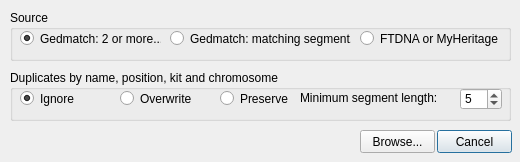
Above: import.ui from znalazca/ChromoMatcher before the change. Below: the same form after it.
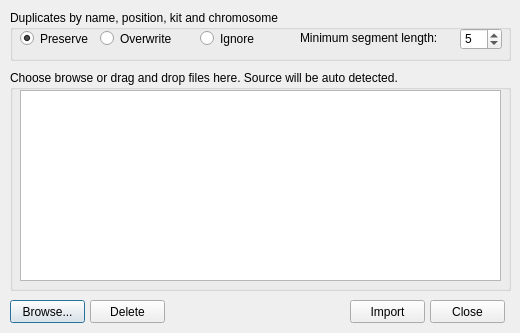
That is the form after the change.

Commit message: Import autodetection

What changed in the file:
```diff
--- a/import.ui
+++ b/import.ui
@@ -29,7 +29,7 @@
     <x>0</x>
     <y>0</y>
     <width>520</width>
-    <height>162</height>
+    <height>333</height>
    </rect>
   </property>
   <property name="windowTitle">
@@ -39,63 +39,46 @@
    <property name="geometry">
     <rect>
      <x>10</x>
-     <y>10</y>
-     <width>501</width>
-     <height>51</height>
-    </rect>
-   </property>
-   <property name="title">
-    <string>Source</string>
-   </property>
-   <widget class="QRadioButton" name="rb2ormore">
-    <property name="geometry">
-     <rect>
-      <x>10</x>
-      <y>20</y>
-      <width>141</width>
-      <height>17</height>
-     </rect>
-    </property>
-    <property name="text">
-     <string>Gedmatch: 2 or more...</string>
-    </property>
-    <property name="checked">
-     <bool>true</bool>
-    </property>
-   </widget>
-   <widget class="QRadioButton" name="rbMatchingsegment">
-    <property name="geometry">
-     <rect>
-      <x>160</x>
-      <y>20</y>
-      <width>181</width>
-      <height>17</height>
-     </rect>
-    </property>
-    <property name="text">
-     <string>Gedmatch: matching segment...</string>
-    </property>
-   </widget>
-   <widget class="QRadioButton" name="rbCSV">
-    <property name="geometry">
-     <rect>
-      <x>350</x>
-      <y>20</y>
-      <width>141</width>
-      <height>17</height>
-     </rect>
-    </property>
-    <property name="text">
-     <string>FTDNA or MyHeritage</string>
-    </property>
-   </widget>
-  </widget>
-  <widget class="QGroupBox" name="gbDuplicates">
-   <property name="geometry">
-    <rect>
-     <x>10</x>
      <y>70</y>
      <width>501</width>
+     <height>221</height>
+    </rect>
+   </property>
+   <property name="title">
+    <string>Choose browse or drag and drop files here. Source will be auto detected.</string>
+   </property>
+   <widget class="QListWidget" name="listImport">
+    <property name="geometry">
+     <rect>
+      <x>10</x>
+      <y>20</y>
+      <width>481</width>
+      <height>191</height>
+     </rect>
+    </property>
+    <property name="acceptDrops">
+     <bool>false</bool>
+    </property>
+    <property name="showDropIndicator" stdset="0">
+     <bool>false</bool>
+    </property>
+    <property name="dragEnabled">
+     <bool>false</bool>
+    </property>
+    <property name="dragDropOverwriteMode">
+     <bool>false</bool>
+    </property>
+    <property name="dragDropMode">
+     <enum>QAbstractItemView::NoDragDrop</enum>
+    </property>
+   </widget>
+  </widget>
+  <widget class="QGroupBox" name="gbDuplicates">
+   <property name="geometry">
+    <rect>
+     <x>10</x>
+     <y>10</y>
+     <width>501</width>
      <height>51</height>
     </rect>
    </property>
@@ -105,9 +88,9 @@
    <widget class="QRadioButton" name="rbIgnore">
     <property name="geometry">
      <rect>
-      <x>10</x>
+      <x>190</x>
       <y>20</y>
-      <width>101</width>
+      <width>91</width>
       <height>17</height>
      </rect>
     </property>
@@ -115,13 +98,13 @@
      <string>Ignore</string>
     </property>
     <property name="checked">
-     <bool>true</bool>
+     <bool>false</bool>
     </property>
    </widget>
    <widget class="QRadioButton" name="rbOverwrite">
     <property name="geometry">
      <rect>
-      <x>110</x>
+      <x>90</x>
       <y>20</y>
       <width>91</width>
       <height>17</height>
@@ -134,7 +117,7 @@
    <widget class="QRadioButton" name="rbPreserve">
     <property name="geometry">
      <rect>
-      <x>210</x>
+      <x>10</x>
       <y>20</y>
       <width>81</width>
       <height>17</height>
@@ -143,6 +126,9 @@
     <property name="text">
      <string>Preserve</string>
     </property>
+    <property name="checked">
+     <bool>true</bool>
+    </property>
    </widget>
    <widget class="QLabel" name="lbMinimum">
     <property name="geometry">
@@ -177,24 +163,11 @@
     </property>
    </widget>
   </widget>
-  <widget class="QPushButton" name="btnCancel">
-   <property name="geometry">
-    <rect>
-     <x>437</x>
-     <y>130</y>
-     <width>75</width>
-     <height>23</height>
-    </rect>
-   </property>
-   <property name="text">
-    <string>Cancel</string>
-   </property>
-  </widget>
   <widget class="QPushButton" name="btnBrowse">
    <property name="geometry">
     <rect>
-     <x>360</x>
-     <y>130</y>
+     <x>10</x>
+     <y>300</y>
      <width>75</width>
      <height>23</height>
     </rect>
@@ -203,6 +176,45 @@
     <string>Browse...</string>
    </property>
   </widget>
+  <widget class="QPushButton" name="btnDelete">
+   <property name="geometry">
+    <rect>
+     <x>90</x>
+     <y>300</y>
+     <width>75</width>
+     <height>23</height>
+    </rect>
+   </property>
+   <property name="text">
+    <string>Delete</string>
+   </property>
+  </widget>
+  <widget class="QPushButton" name="btnImport">
+   <property name="geometry">
+    <rect>
+     <x>350</x>
+     <y>300</y>
+     <width>75</width>
+     <height>23</height>
+    </rect>
+   </property>
+   <property name="text">
+    <string>Import</string>
+   </property>
+  </widget>
+  <widget class="QPushButton" name="btnCancel">
+   <property name="geometry">
+    <rect>
+     <x>430</x>
+     <y>300</y>
+     <width>75</width>
+     <height>23</height>
+    </rect>
+   </property>
+   <property name="text">
+    <string>Close</string>
+   </property>
+  </widget>
  </widget>
  <resources/>
  <connections/>
```
Left out of the diff: 33 changed lines with no effect on the pictures. The commit also changes 5 other files.
